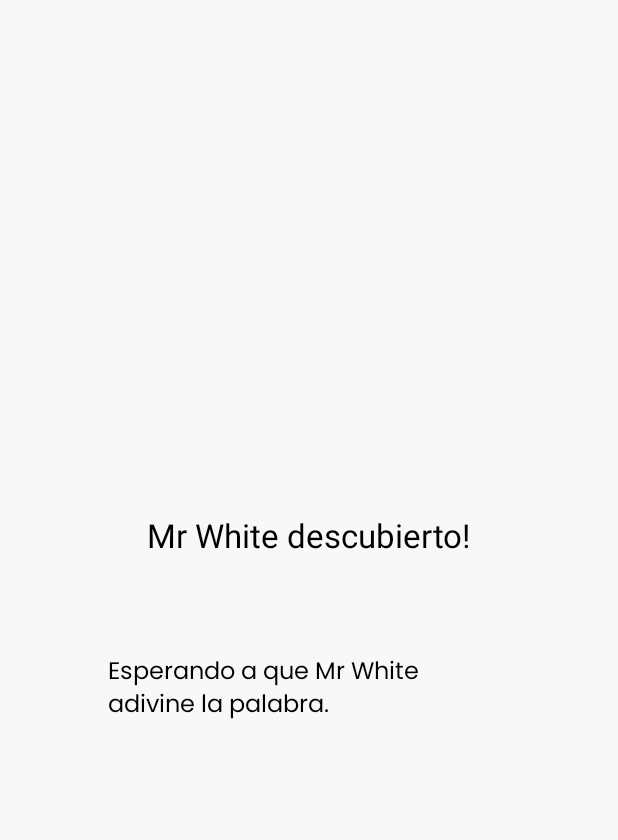
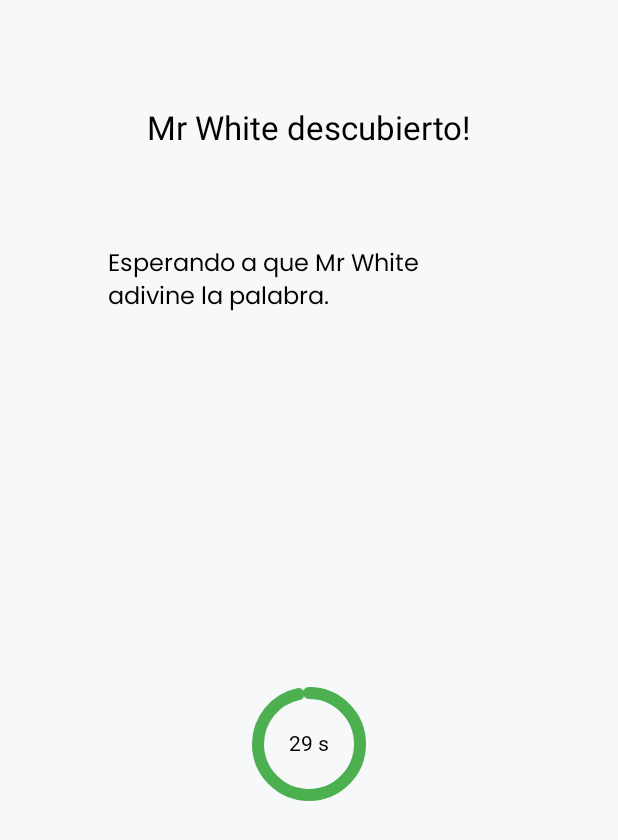
Before and after one commit to UTN-FRBA-Mobile/infiltrados, an Android app built with Jetpack Compose: the MrWhiteGuessScreen screen opened through its navigation route, on a phone screen of 412 x 824 dp. Shown: the top 840 px of the screen. Run offline under Robolectric (Android 15) with nearby library versions, the phone set to English and light mode, and no system bars; Roboto replaces fonts that are not available here.

Commit message:
some mp ui improvements

```diff
--- a/app/src/main/java/com/example/infiltrados/services/MultiplayerGameManager.kt
+++ b/app/src/main/java/com/example/infiltrados/services/MultiplayerGameManager.kt
@@ -135,7 +135,8 @@ class MultiplayerGameManager(
     }
 
     fun startDiscussion(): Deferred<GameRecord> {
-        val updated = game.copy(phase = MultiplayerPhase.DISCUSSION)
+        val playersShuffled = players.shuffled()
+        val updated = game.copy(phase = MultiplayerPhase.DISCUSSION, players = playersShuffled)
         return updateGame(updated)
     }
 
--- /dev/null
+++ b/app/src/main/java/com/example/infiltrados/ui/main/components/TimerButton.kt
@@ -0,0 +1,88 @@
+package com.example.infiltrados.ui.main.components
+
+import androidx.compose.animation.core.animateFloatAsState
+import androidx.compose.animation.core.tween
+import androidx.compose.foundation.Canvas
+import androidx.compose.foundation.layout.Box
+import androidx.compose.foundation.layout.fillMaxSize
+import androidx.compose.foundation.layout.padding
+import androidx.compose.foundation.layout.size
+import androidx.compose.material3.Text
+import androidx.compose.runtime.Composable
+import androidx.compose.ui.tooling.preview.Preview
+import androidx.compose.material3.MaterialTheme
+import androidx.compose.runtime.getValue
+import androidx.compose.ui.Alignment
+import androidx.compose.ui.Modifier
+import androidx.compose.ui.graphics.Color
+import androidx.compose.ui.graphics.StrokeCap
+import androidx.compose.ui.graphics.drawscope.Stroke
+import androidx.compose.ui.text.font.FontWeight
+import androidx.compose.ui.unit.dp
+
+@Composable
+fun TimerButton(
+    seconds: Int,
+    secondsRemaining: Int
+) {
+    val animatedProgress by animateFloatAsState(
+        targetValue = secondsRemaining.toFloat() / seconds,
+        animationSpec = tween(durationMillis = 500),
+        label = "TimerProgress"
+    )
+
+    val progressColor = when {
+        secondsRemaining > seconds * 0.5 -> Color(0xFF4CAF50)
+        secondsRemaining > seconds * 0.25 -> Color(0xFFFFC107)
+        else -> Color(0xFFF44336)
+    }
+
+    Box(
+        modifier = Modifier
+            .fillMaxSize()
+    ) {
+        Box(
+            contentAlignment = Alignment.Center,
+            modifier = Modifier
+                .size(100.dp)
+                .align(Alignment.Center)
+                .padding(16.dp)
+        ) {
+            // Fondo
+            Canvas(modifier = Modifier.fillMaxSize()) {
+                drawCircle(
+                    color = Color(0xFFEEEEEE),
+                    style = Stroke(width = 12f)
+                )
+            }
+
+            // Progreso
+            Canvas(modifier = Modifier.fillMaxSize()) {
+                drawArc(
+                    color = progressColor,
+                    startAngle = -90f,
+                    sweepAngle = 360 * animatedProgress,
+                    useCenter = false,
+                    style = Stroke(width = 12f, cap = StrokeCap.Round)
+                )
+            }
+
+            // Texto
+            Text(
+                text = "$secondsRemaining s",
+                style = MaterialTheme.typography.labelLarge.copy(
+                    fontWeight = FontWeight.Bold
+                )
+            )
+        }
+    }
+}
+
+@Preview
+@Composable
+fun TimerButtonPreview() {
+    TimerButton(
+        seconds = 60,
+        secondsRemaining = 30
+    )
+}
--- a/app/src/main/java/com/example/infiltrados/ui/main/multiplayer/DiscussionScreen.kt
+++ b/app/src/main/java/com/example/infiltrados/ui/main/multiplayer/DiscussionScreen.kt
@@ -68,7 +68,7 @@ fun DiscussionScreen(
                 modifier = Modifier.padding(bottom = 8.dp)
             )
 
-            val players = mpViewModel.gameManager?.getActivePlayers()?.shuffled() ?: emptyList()
+            val players = mpViewModel.gameManager?.getActivePlayers() ?: emptyList()
 
             players.forEachIndexed { index, player ->
                 Card(
--- a/app/src/main/java/com/example/infiltrados/ui/main/multiplayer/MrWhiteGuessScreen.kt
+++ b/app/src/main/java/com/example/infiltrados/ui/main/multiplayer/MrWhiteGuessScreen.kt
@@ -15,7 +15,9 @@ import androidx.compose.material3.MaterialTheme
 import androidx.compose.material3.Text
 import androidx.compose.material3.TextField
 import androidx.compose.runtime.Composable
+import androidx.compose.runtime.LaunchedEffect
 import androidx.compose.runtime.getValue
+import androidx.compose.runtime.mutableIntStateOf
 import androidx.compose.runtime.mutableStateOf
 import androidx.compose.runtime.remember
 import androidx.compose.runtime.setValue
@@ -25,6 +27,8 @@ import androidx.compose.ui.unit.dp
 import com.example.infiltrados.models.Role
 import com.example.infiltrados.services.MultiplayerPhase
 import com.example.infiltrados.ui.main.components.AnimatedBackground
+import com.example.infiltrados.ui.main.components.TimerButton
+import kotlinx.coroutines.delay
 
 @Composable
 fun MrWhiteGuessScreen(
@@ -43,7 +47,7 @@ fun MrWhiteGuessScreen(
             .fillMaxSize()
             .background(MaterialTheme.colorScheme.background)
             .padding(24.dp)
-    ){
+    ) {
         AnimatedBackground()
         Column(
             modifier = Modifier
@@ -61,8 +65,8 @@ fun MrWhiteGuessScreen(
 
             var word_guess by remember { mutableStateOf("") }
             val player = mpViewModel.gameManager?.getPlayerFromName()
-            if (player?.role== Role.MR_WHITE || mpViewModel.isHost) //TODO Despues sacar al host
-            {
+
+            if (player?.role == Role.MR_WHITE) {
                 Text(
                     text = "Adivina la palabra de los civiles",
                     style = MaterialTheme.typography.titleMedium
@@ -75,7 +79,7 @@ fun MrWhiteGuessScreen(
                 )
                 Button(
                     onClick = {
-                        if(mpViewModel.gameManager?.isMrWhiteGuessCorrect(word_guess) == true) {
+                        if (mpViewModel.gameManager?.isMrWhiteGuessCorrect(word_guess) == true) {
                             mpViewModel.mrWhiteWin(player)
                         } else {
                             mpViewModel.eliminatePlayer(player)
@@ -84,8 +88,7 @@ fun MrWhiteGuessScreen(
                 ) {
                     Text("Adivinar")
                 }
-            }
-            else {
+            } else {
                 Text(
                     text = "Esperando a que Mr White adivine la palabra.",
                     style = MaterialTheme.typography.bodyLarge,
@@ -93,10 +96,19 @@ fun MrWhiteGuessScreen(
                 )
             }
 
+            val seconds = 30
+            var secondsRemaining by remember { mutableIntStateOf(seconds) }
+            LaunchedEffect(Unit) {
+                while (secondsRemaining > 0) {
+                    delay(1000L)
+                    secondsRemaining--
+                }
+            }
+            TimerButton(seconds,secondsRemaining)
+
+            if (mpViewModel.isHost && secondsRemaining <= 0) {
+                mpViewModel.eliminatePlayer(player)
+            }
         }
     }
-
-
-
-
 }
--- a/app/src/main/res/values/strings.xml
+++ b/app/src/main/res/values/strings.xml
@@ -63,6 +63,7 @@
     <string name="join">Unirse</string>
     <string name="delete_player">Eliminar</string>
     <string name="waiting_for_host">Esperando a que el anfitrion comience el juego</string>
+    <string name="waiting_for_host_update">Esperando a que el anfitrion avance con el juego</string>
 
     <string name="mr_white_title">¡Mr. White fue descubierto!</string>
     <string name="mr_white_instruction">Si adivinás la palabra de los civiles, ¡ganás la partida!</string>
```
Also changed, not shown: 1 other file.
